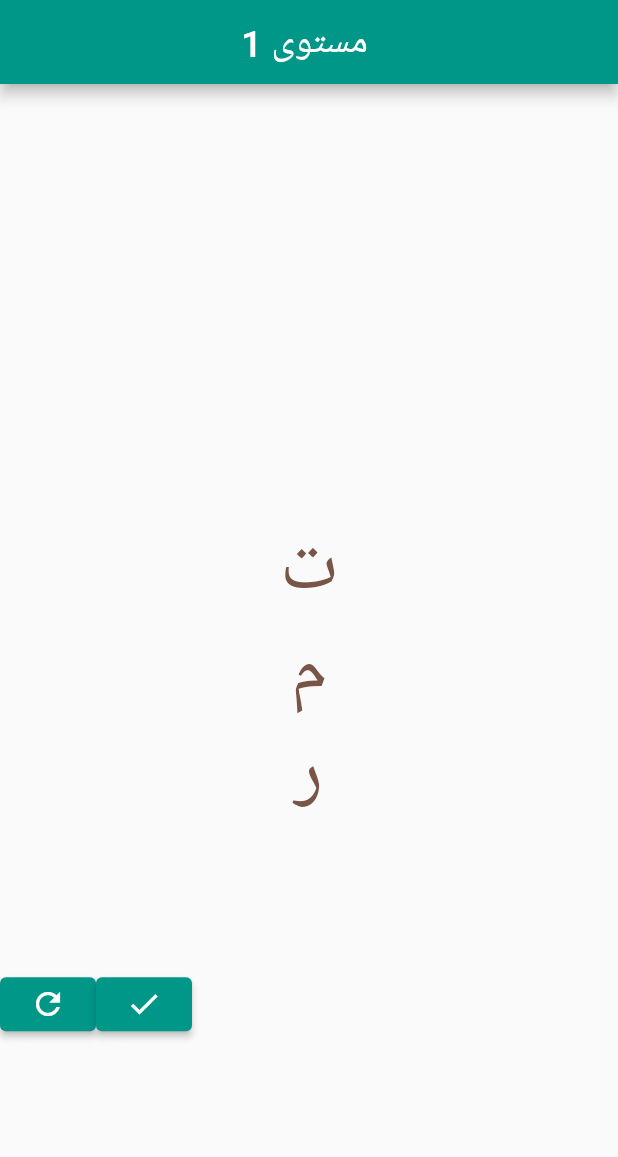
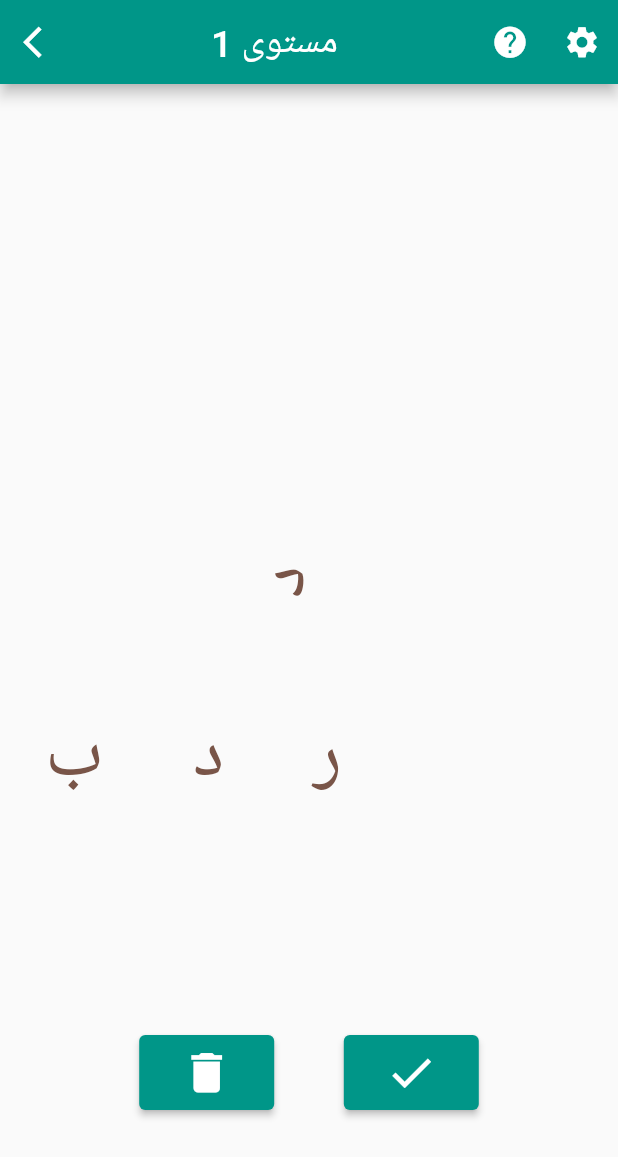
Before and after one commit to EmanOss/word_kunafa, a Flutter app: the screen it shows after launch, on a phone screen of 412 x 824 dp. Shown: the top 1157 px of the screen. Run offline on Flutter 3.47's test engine with Material 2 defaults, Android fonts, the phone set to English and light mode, and no system bars.

Commit message:
settings icon

```diff
--- a/lib/main.dart
+++ b/lib/main.dart
@@ -27,7 +27,7 @@ class MyApp extends StatelessWidget {
         // is not restarted.
         primarySwatch: Colors.teal,
       ),
-      home: PlayScreen(),
+      home: PlayScreen(),//MyHome(),
     );
   }
 }
--- a/lib/my_styles.dart
+++ b/lib/my_styles.dart
@@ -16,10 +16,12 @@ class myStyles {
     fontSize: 40,
     color: Colors.brown,
   );
-  static const btn = TextStyle(
+  static const btnText = TextStyle(
     fontSize: 20,
     // color: Colors.brown,
   );
+  static final btn = ButtonStyle(
+    minimumSize: MaterialStateProperty.all( Size(90, 50)),
 
-
+  );
 }
--- a/lib/screens/play.dart
+++ b/lib/screens/play.dart
@@ -1,3 +1,6 @@
+import 'dart:math';
+
+import 'package:flutter/cupertino.dart';
 import 'package:flutter/material.dart';
 import 'dart:convert';
 import '../level.dart';
@@ -10,11 +13,12 @@ class PlayScreen extends StatefulWidget {
   State<PlayScreen> createState() => _PlayScreenState();
 }
 
-class _PlayScreenState extends State<PlayScreen> {
-  String _word = "";
+class _PlayScreenState extends State<PlayScreen> with TickerProviderStateMixin {
+  String _word = "د";
   List<String> _solved = [];
   int _currLevel=0;
   List<level> allLevels=[];
+  late AnimationController _controller;
 
   void _addLetter(String c) {
     setState(() {
@@ -26,14 +30,12 @@ class _PlayScreenState extends State<PlayScreen> {
       _word ="";
     });
   }
-  int _checkWord(String w){
+  bool _checkWord(String w){
     //retuns 1 if word is correct, 2 if it's in the bonus list, 0 if it's wrong
-    return(allLevels[_currLevel].correct!.contains(w)&& !_solved.contains(w))?
-     1:0;
+    return allLevels[_currLevel].correct!.contains(w) && !_solved.contains(w);
   }
   void _addSolvedWord(String w, BuildContext c) {
-    int check = _checkWord(w);
-    if(check==1) {
+    if(_checkWord(w)) {
       setState(() {
         _solved.add(w);
       });
@@ -57,7 +59,8 @@ class _PlayScreenState extends State<PlayScreen> {
               actions: [Center(heightFactor: 1,
                   child:ElevatedButton(
                 onPressed: () => _nextLevel(),
-                child: Text("التالي",style: myStyles.btn,))), ],));
+                child: Text("التالي",style: myStyles.btnText,))), ],));
+    // Navigator.pop(context);
   }
   void _nextLevel(){
     setState(() {
@@ -67,11 +70,76 @@ class _PlayScreenState extends State<PlayScreen> {
     });
     Navigator.pop(context);
   }
+  void _resetGame(){
+    setState(() {
+      _currLevel=0;
+      _solved=[];
+      _word="";
+    });
+    Navigator.pop(context);
+  }
+  void _settings(){
+    showDialog(context: context, builder: (_)=>
+        AlertDialog(
+          title: Center(heightFactor: 1,
+            child:Text("إعدادات", style: myStyles.dialogTitle,)),
+          actions: [
+          Center(heightFactor: 1,
+          child:Row(children:[
+            Spacer(flex: 2,),
+            ElevatedButton(onPressed: ()=>{_resetGame()},
+                child: const Icon(Icons.refresh, size: 25,)),
+            Spacer(flex: 1,),
+            ElevatedButton(
+                onPressed: () => _endLevel(context),
+                child: const Icon(Icons.arrow_forward, size: 25,)),
+            Spacer(flex: 2,),])),
+          ],
+        ));
+  }
+  void _showLetter() {
+      List? curr = allLevels[_currLevel].correct;
+      Random random = new Random();
+      int i = random.nextInt(curr!.length);
+      while (_solved.contains(curr[i])) {
+        random.nextInt(curr.length);
+      }
+      _word = curr[i][0];
+      Navigator.pop(context);
+  }
+  void _hint(){
+    showDialog(context: context, builder: (_)=>
+        AlertDialog(
+          title: Center(heightFactor: 1,
+              child:Text("مساعدة", style: myStyles.dialogTitle,)),
+          actions: [
+            Center(heightFactor: 1,
+                child:Row(children:[
+                  Spacer(flex: 2,),
+                  ElevatedButton(onPressed: ()=>{_showLetter()},
+                      child: Text("إظهار أول حرف")),
+                  Spacer(flex: 2,),
+                  ])),
+          ],
+        ));
+  }
 
   void _back() {
     Navigator.pop(context);
   }
+    void initState() {
+    super.initState();
+    _controller = AnimationController(
+      duration: const Duration(seconds: 10),
+      vsync: this,
+    )..repeat();
+  }
 
+  @override
+  void dispose() {
+    _controller.dispose();
+    super.dispose();
+  }
 
   Future<List<level>> ReadJsonData() async {
     //read json file
@@ -98,6 +166,14 @@ class _PlayScreenState extends State<PlayScreen> {
               (_currLevel+1).toString()+" مستوى ",
               style: myStyles.title,
             )),
+        leading: IconButton(onPressed:()=> _back(),
+            icon:const Icon(Icons.arrow_back_ios, size:25,)),
+        actions: [
+          IconButton(onPressed:()=> _hint(),
+              icon:const Icon(Icons.help, size:25,)),
+          IconButton(onPressed:()=> _settings(),
+          icon:const Icon(Icons.settings, size:25,)),
+        ],
       ),
       body: Center(
         // Center is a layout widget. It takes a single child and positions it
@@ -119,18 +195,25 @@ class _PlayScreenState extends State<PlayScreen> {
           // horizontal).
           mainAxisAlignment: MainAxisAlignment.center,
           children: <Widget>[
-            Container(height: 100,child:
+            Container(height: 200,child:
               Padding(padding: const EdgeInsets.all(10),
-              // child: Align(alignment: Alignment.centerRight,
                   child:Wrap( direction: Axis.vertical,
-                    children: _solved.map<Card>((s) =>Card(elevation: 0,child:Center(child:Text(s, style: myStyles.words,),))).toList(),),
+                    textDirection: TextDirection.rtl,
+                    children: _solved.map<Card>((s) =>Card(elevation: 0, child:Center(heightFactor: 1,child:Text(s, style: myStyles.words,),))).toList(),),
               )),
-            Text(
-              _word,
-              style: myStyles.letters,
+            AnimatedBuilder(
+                builder: (context, child) {
+                  return Transform.rotate(
+                    angle: _controller.value * 2 * pi,
+                    child: child,);
+                },
+                animation: _controller, //Tween(begin: 0, end: 2*pi).animate(_controller),
+                child://Container(child:Text("HI")),
+                Container(height: 100, child:Text(
+              _word,style: myStyles.letters,),)
             ),
             FutureBuilder(
-            future: ReadJsonData(),
+              future: ReadJsonData(),
               builder: (context, data) {
                 if (data.hasError) {
                   //in case if error found
@@ -140,35 +223,22 @@ class _PlayScreenState extends State<PlayScreen> {
                   // items will hold all the data of DataModel
                   //items[index].name can be used to fetch name of product as done below
                   var items = data.data as List<level>;
-
                   return Flex(direction: Axis.horizontal,
                     children: [ Expanded(
                       child: SizedBox(
-                        height: 300.0,
-                        child: ListView.builder(
-                          // shrinkWrap: false,
+                        height: 250.0,
+                        child:ListView.builder(
+                            scrollDirection: Axis.horizontal,
                             itemCount: items[_currLevel].letters == null ? 0 : items[_currLevel].letters!.length,
                             itemBuilder: (context, index) {
-                              // print("lenght hena");
-                              // print(items[_currLevel].letters!.length);
-                              return  Container(child:
-                              Row(children: [
-                                const Spacer(flex: 1,),
-                                Column(
-                                children: [
-                                  GestureDetector(
+                              return Padding(padding:EdgeInsets.all(30),
+                                      child:GestureDetector(
                                     onTap: () => _addLetter(items[_currLevel].letters![index]),
                                     child: Text(items[_currLevel].letters![index], style: myStyles.letters),
-                                  ),
-                                ],
-                              ),
-                                const Spacer(flex: 1,),
-                                // const Spacer(flex: 1,),
-                              ],),);
+                                  ));
                             }),
-                      ),
-                    )
-                    ],);
+                      )
+                    ) ],);
                 }
                 else {
                   // show circular progress while data is getting fetched from json file
@@ -178,13 +248,20 @@ class _PlayScreenState extends State<PlayScreen> {
                 }
               },
             ),
-            Center(child: Row(children: [ElevatedButton(
+            Row(mainAxisAlignment: MainAxisAlignment.center, children: [
+              Spacer(flex: 2,),
+              ElevatedButton(
+                style: myStyles.btn,
                 onPressed: () => _clearWord(),
-                child: const Icon(Icons.refresh)),
-            // Spacer(flex:1),
+                child: const Icon(Icons.delete, size:35,)),
+            Spacer(flex:1),
             ElevatedButton(
+                style: myStyles.btn,
                 onPressed: () => _addSolvedWord(_word, context),
-                child: const Icon(Icons.check)),]))
+                child: const Icon(Icons.check, size: 35,)),
+              Spacer(flex: 2,),
+            ]),
+
           ],
         ),
       ),
```
Also changed, not shown: data_repo/levels.json (+19 -7 lines).
